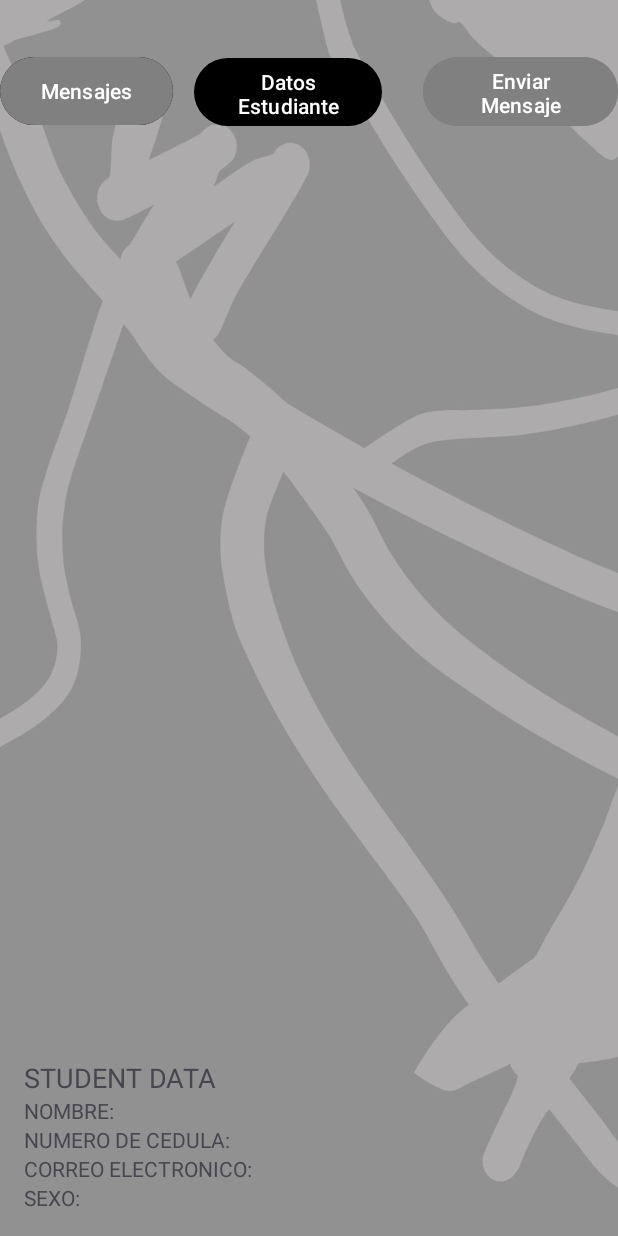
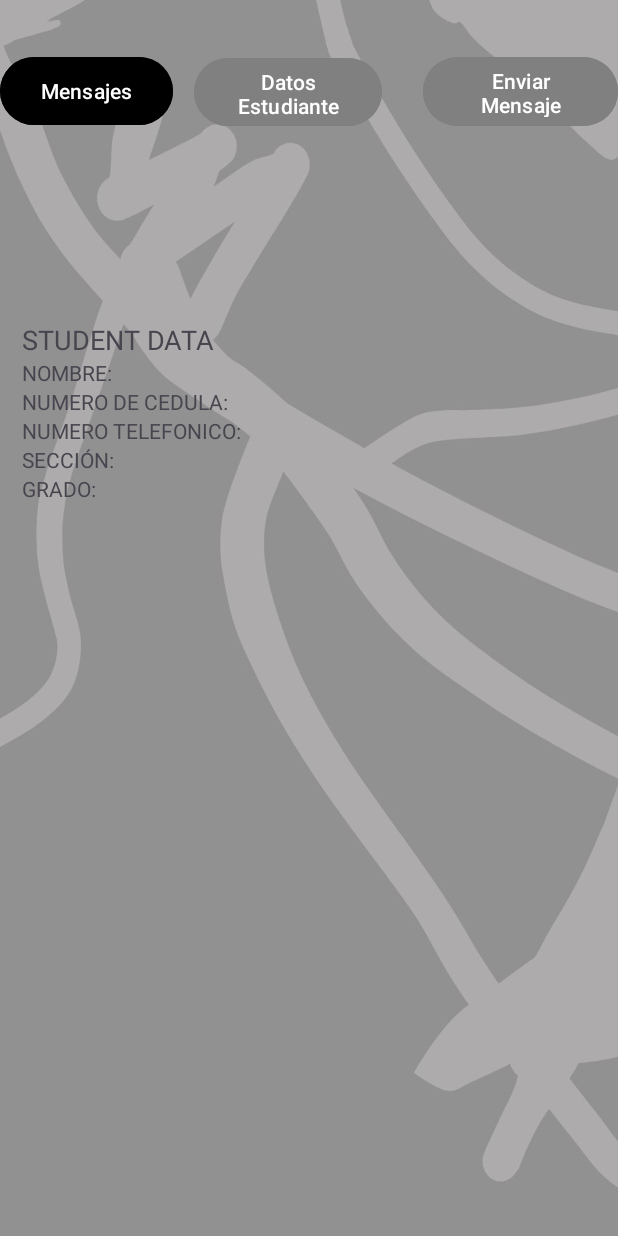
Before and after one commit to weoxz/proyecto-expo-t-cnica, an Android app: the AftherEverything screen opened directly, with no data from a screen before it, after a tap on "Datos Estudiante", on a phone screen of 412 x 824 dp. Run offline under Robolectric (Android 15) with nearby library versions, the phone set to English and light mode, and no system bars; our stand-ins replace Volley; 1 other tap on this screen came first.

Commit message:
es areglo la comunicacion de la base de datos en datos estudiantes

```diff
--- a/app/loginscreen/src/main/java/com/example/loginscreen/AftherEverything.kt
+++ b/app/loginscreen/src/main/java/com/example/loginscreen/AftherEverything.kt
@@ -1,18 +1,25 @@
+@file:Suppress("UnusedImport")
+
 package com.example.loginscreen
 
 import android.os.Bundle
 import android.view.View
 import android.widget.Button
 import android.widget.FrameLayout
+import android.widget.TextView
+import android.widget.Toast
 import androidx.appcompat.app.AppCompatActivity
 import androidx.core.content.ContextCompat
+import com.android.volley.Request
+import com.android.volley.toolbox.StringRequest
+import com.android.volley.toolbox.Volley
+import org.json.JSONObject
+import android.content.SharedPreferences
+import org.json.JSONException
+
 
 class AftherEverything : AppCompatActivity() {
 
-    // Declaración de variables para las vistas
-    private lateinit var btnMsj: Button
-    private lateinit var btnDatosEstudiante: Button
-    private lateinit var btnEnviarMensaje: Button
     private lateinit var contenedorMensajes: FrameLayout
     private lateinit var contenedorDatos: FrameLayout
     private lateinit var contenedorEnviar: FrameLayout
@@ -21,60 +28,69 @@ class AftherEverything : AppCompatActivity() {
         super.onCreate(savedInstanceState)
         setContentView(R.layout.activity_afther_everything)
 
-        // Inicializar vistas
-        initViews()
-
-        // Configurar listeners
-        setupButtonListeners()
-
-        // Mostrar sección de mensajes por defecto
-        mostrarSeccion(1)
-    }
-
-    private fun initViews() {
-        btnMsj = findViewById(R.id.btnMsj)
-        btnDatosEstudiante = findViewById(R.id.btnDatosEstudiante)
-        btnEnviarMensaje = findViewById(R.id.btnEnviarMensaje)
         contenedorMensajes = findViewById(R.id.contenedorMensajes)
         contenedorDatos = findViewById(R.id.contenedorDatos)
         contenedorEnviar = findViewById(R.id.contenedorEnviar)
-    }
 
-    private fun setupButtonListeners() {
-        btnMsj.setOnClickListener { mostrarSeccion(1) }
-        btnDatosEstudiante.setOnClickListener { mostrarSeccion(2) }
-        btnEnviarMensaje.setOnClickListener { mostrarSeccion(3) }
-    }
+        val btnMsj = findViewById<Button>(R.id.btnMsj)
+        val btnDatosEstudiante = findViewById<Button>(R.id.btnDatosEstudiante)
+        val btnEnviarMensaje = findViewById<Button>(R.id.btnEnviarMensaje)
 
-    private fun mostrarSeccion(seccion: Int) {
-        // Resetear todos los botones a gris
-        resetButtons()
+        btnMsj.setOnClickListener {
+            mostrarContenedor(contenedorMensajes)
+        }
 
-        when (seccion) {
-            1 -> {
-                btnMsj.backgroundTintList = ContextCompat.getColorStateList(this, R.color.black)
-                contenedorMensajes.visibility = View.VISIBLE
+        btnDatosEstudiante.setOnClickListener {
+            mostrarContenedor(contenedorDatos)
+            val idUsuario = obtenerIdUsuario()
+            if (idUsuario != null) {
+                obtenerDatosEstudiante(idUsuario)
+            } else {
+                Toast.makeText(this, "ID de usuario no encontrado", Toast.LENGTH_SHORT).show()
             }
-            2 -> {
-                btnDatosEstudiante.backgroundTintList = ContextCompat.getColorStateList(this, R.color.black)
-                contenedorDatos.visibility = View.VISIBLE
-            }
-            3 -> {
-                btnEnviarMensaje.backgroundTintList = ContextCompat.getColorStateList(this, R.color.black)
-                contenedorEnviar.visibility = View.VISIBLE
-            }
+        }
+
+        btnEnviarMensaje.setOnClickListener {
+            mostrarContenedor(contenedorEnviar)
         }
     }
 
-    private fun resetButtons() {
-        // Poner todos los botones en gris
-        listOf(btnMsj, btnDatosEstudiante, btnEnviarMensaje).forEach {
-            it.backgroundTintList = ContextCompat.getColorStateList(this, R.color.gray)
-        }
+    private fun mostrarContenedor(contenedorMostrado: FrameLayout) {
+        contenedorMensajes.visibility = View.GONE
+        contenedorDatos.visibility = View.GONE
+        contenedorEnviar.visibility = View.GONE
+        contenedorMostrado.visibility = View.VISIBLE
+    }
 
-        // Ocultar todos los contenedores excepto el que se activará
-        listOf(contenedorMensajes, contenedorDatos, contenedorEnviar).forEach {
-            it.visibility = View.GONE
-        }
+    private fun obtenerIdUsuario(): String? {
+        val sharedPref: SharedPreferences = getSharedPreferences("usuario_prefs", MODE_PRIVATE)
+        return sharedPref.getString("id_usuario", null)
+    }
+
+    private fun obtenerDatosEstudiante(idUsuario: String) {
+        val url = "http://192.168.100.130/android_mysql_proyectExpotecnica/registro.php?id=$idUsuario"
+
+        val stringRequest = StringRequest(
+            Request.Method.GET, url,
+            { response ->
+                try {
+                    val json = JSONObject(response)
+
+                    findViewById<TextView>(R.id.NomText).text = "NOMBRE: ${json.getString("Nombre-de-Estudiantes")}"
+                    findViewById<TextView>(R.id.numTextcedu).text = "NUMERO DE CEDULA: ${json.getString("Numero-de-Cedula")}"
+                    findViewById<TextView>(R.id.numTeltext).text = "NUMERO TELEFONICO: ${json.getString("Numero-de-Telefono")}"
+                    findViewById<TextView>(R.id.seccText).text = "SECCIÓN: ${json.getString("Sesión")}"
+                    findViewById<TextView>(R.id.gradoText).text = "GRADO: ${json.getString("Grado")}"
+
+                } catch (e: JSONException) {
+                    Toast.makeText(this, "Error al procesar JSON: ${e.message}", Toast.LENGTH_LONG).show()
+                }
+            },
+            { error ->
+                Toast.makeText(this, "Error al obtener datos: ${error.message ?: "error desconocido"}", Toast.LENGTH_LONG).show()
+            }
+        )
+
+        Volley.newRequestQueue(this).add(stringRequest)
     }
 }
--- a/app/loginscreen/src/main/res/layout/activity_afther_everything.xml
+++ b/app/loginscreen/src/main/res/layout/activity_afther_everything.xml
@@ -3,7 +3,7 @@
     xmlns:android="http://schemas.android.com/apk/res/android"
     xmlns:app="http://schemas.android.com/apk/res-auto"
     xmlns:tools="http://schemas.android.com/tools"
-    android:id="@+id/main"
+    android:id="@+id/main1"
     android:layout_width="match_parent"
     android:layout_height="match_parent"
     tools:context=".AftherEverything"
@@ -59,11 +59,11 @@
         android:id="@+id/contenedorMensajes"
         android:layout_width="match_parent"
         android:layout_height="0dp"
-        android:visibility="visible"
+        android:visibility="gone"
 
         app:layout_constraintBottom_toBottomOf="parent"
-        app:layout_constraintStart_toStartOf="parent"
-        app:layout_constraintEnd_toEndOf="parent">
+        app:layout_constraintEnd_toEndOf="parent"
+        app:layout_constraintStart_toStartOf="parent">
 
         <!-- Contenido de Mensajes Recibidos -->
         <TextView
@@ -72,51 +72,64 @@
             android:padding="16dp"
             android:text="MESSAGES RECEIVED DATA\nINCOMING MESSAGES"
             android:textSize="18sp" />
+
     </FrameLayout>
 
     <FrameLayout
         android:id="@+id/contenedorDatos"
-        android:layout_width="match_parent"
-        android:layout_height="0dp"
+        android:layout_width="416dp"
+        android:layout_height="626dp"
         android:visibility="gone"
         app:layout_constraintBottom_toBottomOf="parent"
-        app:layout_constraintStart_toStartOf="parent"
-        app:layout_constraintEnd_toEndOf="parent">
+        app:layout_constraintEnd_toEndOf="parent"
+        app:layout_constraintStart_toStartOf="parent">
 
         <!-- Contenido de Datos Estudiante -->
         <LinearLayout
             android:layout_width="match_parent"
             android:layout_height="wrap_content"
             android:orientation="vertical"
-            android:padding="16dp">
+            android:padding="16dp"
+            tools:ignore="MissingConstraints">
 
             <TextView
                 android:layout_width="match_parent"
                 android:layout_height="wrap_content"
                 android:text="STUDENT DATA"
-                android:textSize="18sp"/>
+                android:textSize="18sp" />
 
             <TextView
+                android:id="@+id/NomText"
                 android:layout_width="match_parent"
                 android:layout_height="wrap_content"
-                android:text="NOMBRE:"/>
+                android:text="NOMBRE:" />
 
             <TextView
+                android:id="@+id/numTextcedu"
                 android:layout_width="match_parent"
                 android:layout_height="wrap_content"
-                android:text="NUMERO DE CEDULA:"/>
+                android:text="NUMERO DE CEDULA:" />
 
             <TextView
+                android:id="@+id/numTeltext"
                 android:layout_width="match_parent"
                 android:layout_height="wrap_content"
-                android:text="CORREO ELECTRONICO:"/>
+                android:text="NUMERO TELEFONICO:" />
 
             <TextView
+                android:id="@+id/seccText"
                 android:layout_width="match_parent"
                 android:layout_height="wrap_content"
-                android:text="SEXO:"/>
+                android:text="SECCIÓN:" />
+
+            <TextView
+                android:id="@+id/gradoText"
+                android:layout_width="match_parent"
+                android:layout_height="wrap_content"
+                android:text="GRADO:" />
         </LinearLayout>
     </FrameLayout>
+
 
     <FrameLayout
         android:id="@+id/contenedorEnviar"
@@ -149,6 +162,8 @@
                 android:layout_width="wrap_content"
                 android:layout_height="wrap_content"
                 android:text="SEND"/>
+
         </LinearLayout>
     </FrameLayout>
+
 </androidx.constraintlayout.widget.ConstraintLayout>
```
Also changed, not shown: app/loginscreen/src/main/java/com/example/loginscreen/ScreenAftherLog.kt (+22 -4 lines), app/loginscreen/src/main/res/layout/activity_screen_afther_log.xml (+43 -20 lines).
